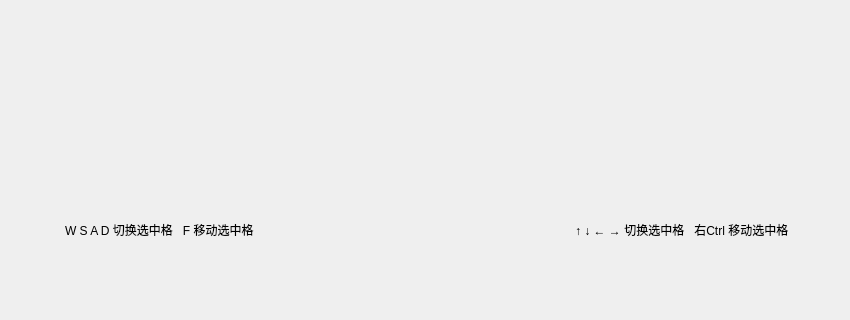
Old version of the form gamepagetwo.ui in the repository CHEN20060804/huarongdao; both pictures show x 0 to 850 and y 280 to 600 of the 850 by 600 pixel window.
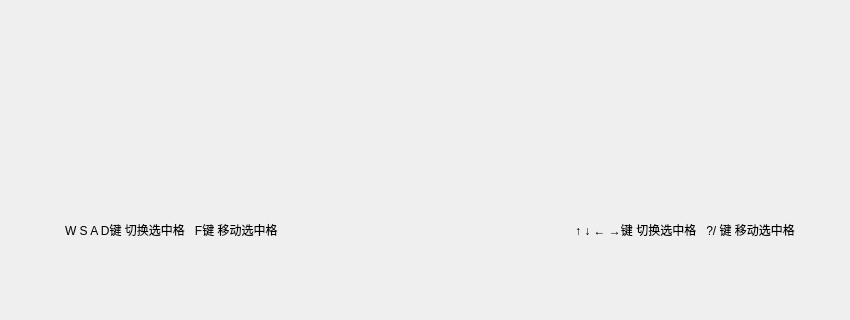
New version of the form.

Patch:
```diff
--- a/gamepagetwo.ui
+++ b/gamepagetwo.ui
@@ -18,12 +18,12 @@
     <rect>
      <x>65</x>
      <y>500</y>
-     <width>241</width>
+     <width>281</width>
      <height>19</height>
     </rect>
    </property>
    <property name="text">
-    <string>W S A D 切换选中格   F 移动选中格</string>
+    <string>W S A D键 切换选中格   F键 移动选中格</string>
    </property>
   </widget>
   <widget class="QLabel" name="label_2">
@@ -36,7 +36,7 @@
     </rect>
    </property>
    <property name="text">
-    <string>↑ ↓ ← → 切换选中格   右Ctrl 移动选中格</string>
+    <string>↑ ↓ ← →键 切换选中格   ?/ 键 移动选中格</string>
    </property>
   </widget>
  </widget>
```
